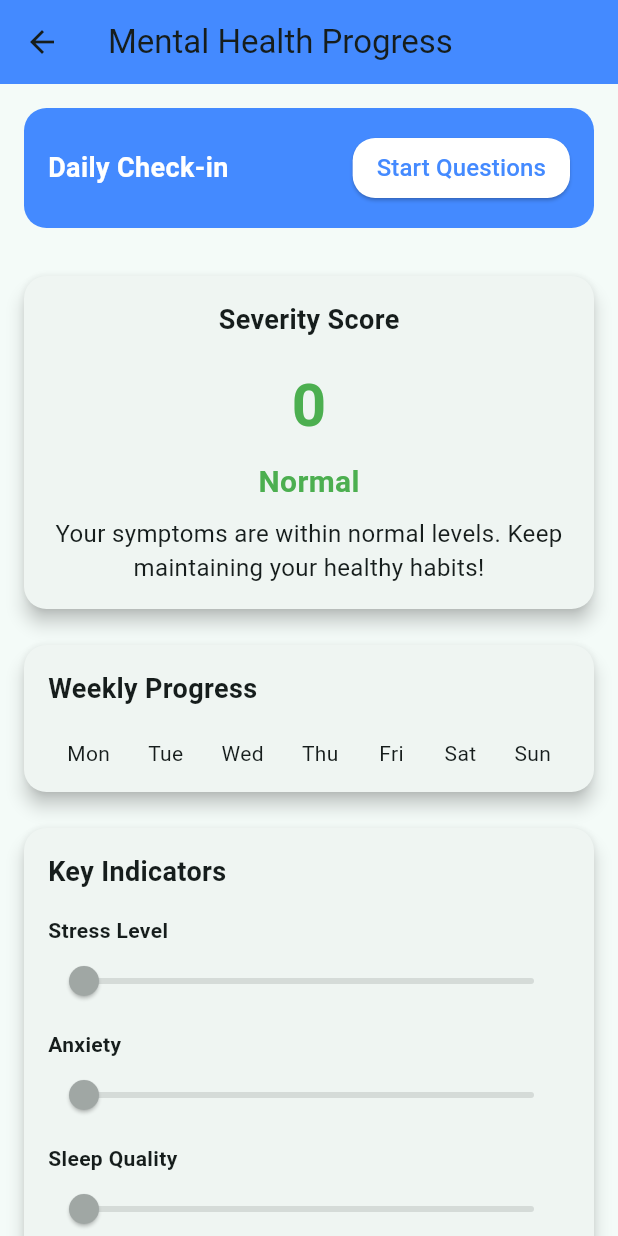
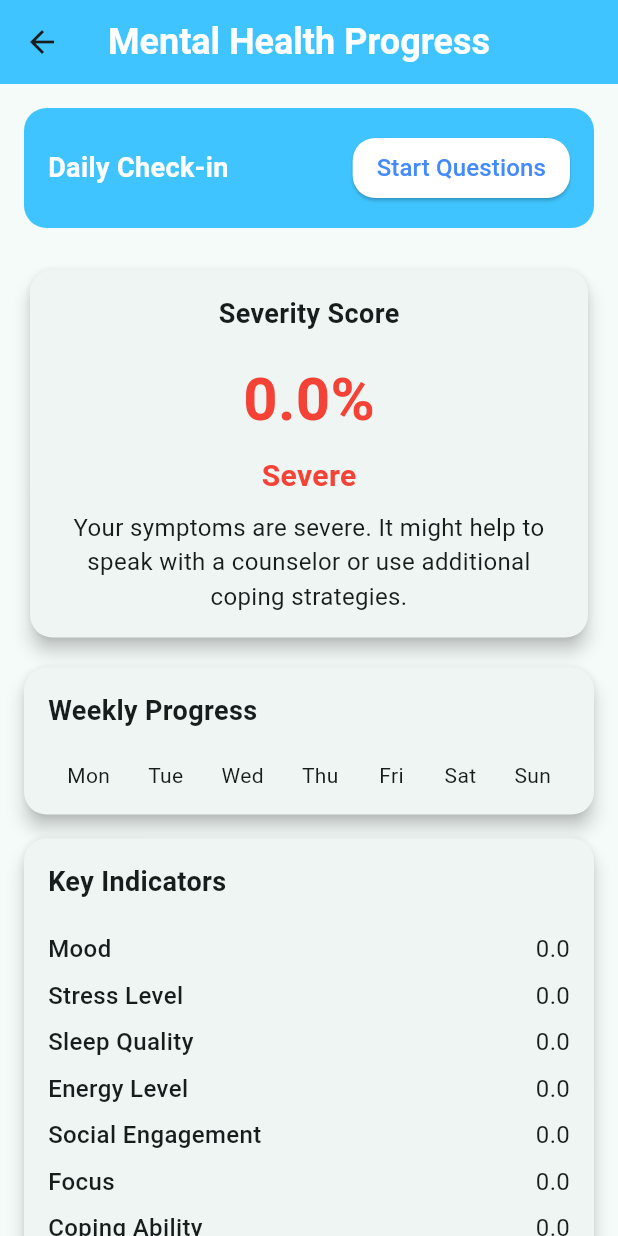
Before and after one commit to Sakana398/health_apps, a Flutter app: the Status screen opened directly, on a phone screen of 412 x 824 dp. Run offline on Flutter 3.47's test engine with Material 3 defaults, Android fonts, the phone set to English and light mode, and no system bars; our stand-ins replace carousel_slider, cloud_firestore, firebase_auth, firebase_core, firebase_database, firebase_storage and 8 more; accounts and stored records are empty.

Commit message:
statusUpdate

```diff
--- a/lib/screens/patient/dailyQuestions.dart
+++ b/lib/screens/patient/dailyQuestions.dart
@@ -46,9 +46,15 @@ class _DailyQuestionsPageState extends State<DailyQuestionsPage> {
         // Calculate severity score and indicators
         int severityScore = responses.values.reduce((a, b) => a + b);
         Map<String, double> indicators = {
+          "Mood": responses[0]?.toDouble() ?? 0.0,
           "Stress Level": responses[1]?.toDouble() ?? 0.0,
-          "Anxiety": responses[2]?.toDouble() ?? 0.0,
-          "Sleep Quality": responses[3]?.toDouble() ?? 0.0,
+          "Sleep Quality": responses[2]?.toDouble() ?? 0.0,
+          "Energy Level": responses[3]?.toDouble() ?? 0.0,
+          "Social Engagement": responses[4]?.toDouble() ?? 0.0,
+          "Focus": responses[5]?.toDouble() ?? 0.0,
+          "Coping Ability": responses[6]?.toDouble() ?? 0.0,
+          "Sense of Purpose": responses[7]?.toDouble() ?? 0.0,
+          "Physical Activity": responses[8]?.toDouble() ?? 0.0,
         };
         Navigator.pop(context,
             {"severityScore": severityScore, "indicators": indicators});
@@ -62,7 +68,7 @@ class _DailyQuestionsPageState extends State<DailyQuestionsPage> {
       appBar: AppBar(
         title: Text('Daily Questions'),
         backgroundColor: Colors.blueAccent,
-        ),
+      ),
       body: Padding(
         padding: EdgeInsets.all(16),
         child: Column(
@@ -116,7 +122,7 @@ class _DailyQuestionsPageState extends State<DailyQuestionsPage> {
             Slider(
               value: responses[currentQuestionIndex]?.toDouble() ?? 2.0,
               activeColor: Colors.blueAccent, // Active part color
-            inactiveColor: Colors.lightBlueAccent, // Inactive part color
+              inactiveColor: Colors.lightBlueAccent, // Inactive part color
               min: 1,
               max: 3,
               divisions: 2,
@@ -134,7 +140,7 @@ class _DailyQuestionsPageState extends State<DailyQuestionsPage> {
                 currentQuestionIndex == questions.length - 1
                     ? 'Submit'
                     : 'Next Question',
-                    style: TextStyle(color: Colors.blueAccent),
+                style: TextStyle(color: Colors.blueAccent),
               ),
             ),
           ],
--- a/lib/screens/patient/status.dart
+++ b/lib/screens/patient/status.dart
@@ -2,6 +2,7 @@ import 'package:flutter/material.dart';
 import 'package:health_apps/screens/patient/dailyQuestions.dart';
 import 'package:intl/intl.dart';
 import 'package:cloud_firestore/cloud_firestore.dart';
+import 'package:firebase_auth/firebase_auth.dart';
 
 class Status extends StatefulWidget {
   const Status({super.key});
@@ -23,16 +24,87 @@ class _StatusState extends State<Status> {
   };
 
   Map<String, Map<String, double>> keyIndicators = {
-    "Mon": {"Stress Level": 0.0, "Anxiety": 0.0, "Sleep Quality": 0.0},
-    "Tue": {"Stress Level": 0.0, "Anxiety": 0.0, "Sleep Quality": 0.0},
-    "Wed": {"Stress Level": 0.0, "Anxiety": 0.0, "Sleep Quality": 0.0},
-    "Thu": {"Stress Level": 0.0, "Anxiety": 0.0, "Sleep Quality": 0.0},
-    "Fri": {"Stress Level": 0.0, "Anxiety": 0.0, "Sleep Quality": 0.0},
-    "Sat": {"Stress Level": 0.0, "Anxiety": 0.0, "Sleep Quality": 0.0},
-    "Sun": {"Stress Level": 0.0, "Anxiety": 0.0, "Sleep Quality": 0.0},
+    "Mon": {
+      "Mood": 0.0,
+      "Stress Level": 0.0,
+      "Sleep Quality": 0.0,
+      "Energy Level": 0.0,
+      "Social Engagement": 0.0,
+      "Focus": 0.0,
+      "Coping Ability": 0.0,
+      "Sense of Purpose": 0.0,
+      "Physical Activity": 0.0,
+    },
+    "Tue": {
+      "Mood": 0.0,
+      "Stress Level": 0.0,
+      "Sleep Quality": 0.0,
+      "Energy Level": 0.0,
+      "Social Engagement": 0.0,
+      "Focus": 0.0,
+      "Coping Ability": 0.0,
+      "Sense of Purpose": 0.0,
+      "Physical Activity": 0.0,
+    },
+    "Wed": {
+      "Mood": 0.0,
+      "Stress Level": 0.0,
+      "Sleep Quality": 0.0,
+      "Energy Level": 0.0,
+      "Social Engagement": 0.0,
+      "Focus": 0.0,
+      "Coping Ability": 0.0,
+      "Sense of Purpose": 0.0,
+      "Physical Activity": 0.0,
+    },
+    "Thu": {
+      "Mood": 0.0,
+      "Stress Level": 0.0,
+      "Sleep Quality": 0.0,
+      "Energy Level": 0.0,
+      "Social Engagement": 0.0,
+      "Focus": 0.0,
+      "Coping Ability": 0.0,
+      "Sense of Purpose": 0.0,
+      "Physical Activity": 0.0,
+    },
+    "Fri": {
+      "Mood": 0.0,
+      "Stress Level": 0.0,
+      "Sleep Quality": 0.0,
+      "Energy Level": 0.0,
+      "Social Engagement": 0.0,
+      "Focus": 0.0,
+      "Coping Ability": 0.0,
+      "Sense of Purpose": 0.0,
+      "Physical Activity": 0.0,
+    },
+    "Sat": {
+      "Mood": 0.0,
+      "Stress Level": 0.0,
+      "Sleep Quality": 0.0,
+      "Energy Level": 0.0,
+      "Social Engagement": 0.0,
+      "Focus": 0.0,
+      "Coping Ability": 0.0,
+      "Sense of Purpose": 0.0,
+      "Physical Activity": 0.0,
+    },
+    "Sun": {
+      "Mood": 0.0,
+      "Stress Level": 0.0,
+      "Sleep Quality": 0.0,
+      "Energy Level": 0.0,
+      "Social Engagement": 0.0,
+      "Focus": 0.0,
+      "Coping Ability": 0.0,
+      "Sense of Purpose": 0.0,
+      "Physical Activity": 0.0,
+    },
   };
 
   final FirebaseFirestore firestore = FirebaseFirestore.instance;
+  final FirebaseAuth auth = FirebaseAuth.instance;
 
   @override
   void initState() {
@@ -40,21 +112,24 @@ class _StatusState extends State<Status> {
     initializeData();
   }
 
-  // Method to initialize data in Firestore
   void initializeData() async {
     try {
-      DocumentReference docRef = firestore.collection('user_data').doc('weekly_data');
+      User? user = auth.currentUser;
+      if (user == null) return;
+
+      String userId = user.uid;
+      DocumentReference docRef = firestore.collection('user_data').doc(userId);
       DocumentSnapshot snapshot = await docRef.get();
 
       if (snapshot.exists) {
         setState(() {
           weeklyScores = Map<String, int>.from(snapshot['weeklyScores']);
-          keyIndicators = (snapshot['keyIndicators'] as Map<String, dynamic>).map((day, indicators) {
+          keyIndicators = (snapshot['keyIndicators'] as Map<String, dynamic>)
+              .map((day, indicators) {
             return MapEntry(day, Map<String, double>.from(indicators));
           });
         });
       } else {
-        // Create the document with default values if it doesn't exist
         await docRef.set({
           'weeklyScores': weeklyScores,
           'keyIndicators': keyIndicators,
@@ -65,9 +140,12 @@ class _StatusState extends State<Status> {
     }
   }
 
-  // Method to save data to Firestore
   void saveDataToFirestore() {
-    firestore.collection('user_data').doc('weekly_data').set({
+    User? user = auth.currentUser;
+    if (user == null) return;
+
+    String userId = user.uid;
+    firestore.collection('user_data').doc(userId).set({
       'weeklyScores': weeklyScores,
       'keyIndicators': keyIndicators,
     }).catchError((error) {
@@ -75,8 +153,8 @@ class _StatusState extends State<Status> {
     });
   }
 
-  // Method to update key indicators and severity score
-  void updateKeyIndicators(String day, int severityScore, Map<String, double> indicators) {
+  void updateKeyIndicators(
+      String day, int severityScore, Map<String, double> indicators) {
     setState(() {
       weeklyScores[day] = severityScore;
       keyIndicators[day] = indicators;
@@ -84,30 +162,42 @@ class _StatusState extends State<Status> {
     saveDataToFirestore();
   }
 
-  // Method to determine the category based on the score
-  String getCategory(int score) {
-    if (score <= 9) return "Normal";
-    if (score <= 18) return "Mild";
-    return "Severe";
+  double getPercentageScore(int score) {
+    const int maxScore = 27;
+    return (score / maxScore) * 100;
   }
 
-  // Method to determine the category color
+  String getCategory(int score) {
+    if (score <= 12) return "Severe";
+    if (score <= 20) return "Mild";
+    return "Normal";
+  }
+
   Color getCategoryColor(int score) {
-    if (score <= 9) return Colors.green;
-    if (score <= 18) return Colors.yellow[700]!;
-    return Colors.red;
+    if (score <= 12) return Colors.red;
+    if (score <= 20) return Colors.yellow[700]!;
+    return Colors.green;
   }
 
   @override
   Widget build(BuildContext context) {
     List<String> daysOfWeek = ["Mon", "Tue", "Wed", "Thu", "Fri", "Sat", "Sun"];
     int? currentScore = weeklyScores[daysOfWeek[selectedDayIndex]];
+    Map<String, double> currentIndicators =
+        keyIndicators[daysOfWeek[selectedDayIndex]]!;
     String category = getCategory(currentScore!);
 
     return Scaffold(
       appBar: AppBar(
-        title: const Text('Mental Health Progress'),
-        backgroundColor: Colors.blueAccent,
+        title: const Text(
+          'Mental Health Progress',
+          style: TextStyle(
+            color: Colors.white,
+            fontSize: 24,
+            fontWeight: FontWeight.bold,
+          ),
+        ),
+        backgroundColor: Colors.lightBlueAccent,
       ),
       body: SingleChildScrollView(
         child: Column(
@@ -117,7 +207,7 @@ class _StatusState extends State<Status> {
               margin: const EdgeInsets.all(16),
               padding: const EdgeInsets.all(16),
               decoration: BoxDecoration(
-                color: Colors.blueAccent,
+                color: Colors.lightBlueAccent,
                 borderRadius: BorderRadius.circular(15),
               ),
               child: Row(
@@ -135,7 +225,8 @@ class _StatusState extends State<Status> {
                     style: ElevatedButton.styleFrom(
                       backgroundColor: Colors.white,
                       foregroundColor: Colors.blueAccent,
-                      padding: const EdgeInsets.symmetric(vertical: 8, horizontal: 16),
+                      padding: const EdgeInsets.symmetric(
+                          vertical: 8, horizontal: 16),
                       shape: RoundedRectangleBorder(
                         borderRadius: BorderRadius.circular(15),
                       ),
@@ -149,7 +240,8 @@ class _StatusState extends State<Status> {
                         ),
                       );
                       if (result != null) {
-                        updateKeyIndicators(today, result['severityScore'], result['indicators']);
+                        updateKeyIndicators(today, result['severityScore'],
+                            result['indicators']);
                       }
                     },
                     child: const Text(
@@ -161,8 +253,10 @@ class _StatusState extends State<Status> {
               ),
             ),
             // Today's Severity Score
-            Card(
-              margin: const EdgeInsets.all(16),
+            Container(
+              margin: const EdgeInsets.symmetric(
+                  horizontal: 16, vertical: 8), // Match margins of other cards
+              child: Card(
                 elevation: 5,
                 shape: RoundedRectangleBorder(
                   borderRadius: BorderRadius.circular(15),
@@ -174,11 +268,12 @@ class _StatusState extends State<Status> {
                     children: [
                       const Text(
                         "Severity Score",
-                      style: TextStyle(fontSize: 18, fontWeight: FontWeight.bold),
+                        style: TextStyle(
+                            fontSize: 18, fontWeight: FontWeight.bold),
                       ),
                       const SizedBox(height: 16),
                       Text(
-                      currentScore.toString(),
+                        "${getPercentageScore(currentScore).toStringAsFixed(1)}%",
                         style: TextStyle(
                           fontSize: 40,
                           fontWeight: FontWeight.bold,
@@ -208,6 +303,8 @@ class _StatusState extends State<Status> {
                   ),
                 ),
               ),
+            ),
+
             // Weekly Progress Chart
             Card(
               margin: const EdgeInsets.symmetric(horizontal: 16, vertical: 8),
@@ -222,7 +319,8 @@ class _StatusState extends State<Status> {
                   children: [
                     const Text(
                       'Weekly Progress',
-                      style: TextStyle(fontSize: 18, fontWeight: FontWeight.bold),
+                      style:
+                          TextStyle(fontSize: 18, fontWeight: FontWeight.bold),
                     ),
                     const SizedBox(height: 16),
                     Row(
@@ -239,7 +337,7 @@ class _StatusState extends State<Status> {
                           child: Column(
                             children: [
                               Container(
-                                height: score! * 10.0,
+                                height: getPercentageScore(score!).toDouble(),
                                 width: 20,
                                 decoration: BoxDecoration(
                                   color: index == selectedDayIndex
@@ -259,9 +357,9 @@ class _StatusState extends State<Status> {
                 ),
               ),
             ),
-            // Key Indicators
+            // Key Indicators Card
             Card(
-              margin: const EdgeInsets.all(16),
+              margin: const EdgeInsets.symmetric(horizontal: 16, vertical: 8),
               elevation: 5,
               shape: RoundedRectangleBorder(
                 borderRadius: BorderRadius.circular(15),
@@ -273,27 +371,29 @@ class _StatusState extends State<Status> {
                   children: [
                     const Text(
                       'Key Indicators',
-                      style: TextStyle(fontSize: 18, fontWeight: FontWeight.bold),
+                      style:
+                          TextStyle(fontSize: 18, fontWeight: FontWeight.bold),
                     ),
                     const SizedBox(height: 16),
-                    ...keyIndicators[daysOfWeek[selectedDayIndex]]!.entries.map((entry) {
-                      return Column(
-                        crossAxisAlignment: CrossAxisAlignment.start,
+                    ...currentIndicators.entries.map((entry) {
+                      return Padding(
+                        padding: const EdgeInsets.symmetric(vertical: 4),
+                        child: Row(
+                          mainAxisAlignment: MainAxisAlignment.spaceBetween,
                           children: [
                             Text(
                               entry.key,
-                            style: const TextStyle(fontWeight: FontWeight.bold),
+                              style: const TextStyle(
+                                  fontSize: 16, fontWeight: FontWeight.w500),
                             ),
-                          Slider(
-                            value: entry.value,
-                            min: 0,
-                            max: 3,
-                            onChanged: null, // Read-only slider
+                            Text(
+                              entry.value.toStringAsFixed(1),
+                              style: const TextStyle(fontSize: 16),
                             ),
-                          const SizedBox(height: 8),
                           ],
+                        ),
                       );
-                    }),
+                    }).toList(),
                   ],
                 ),
               ),
```
Also changed, not shown: pubspec.lock. Lines whose indentation alone changed are shown as unchanged.
